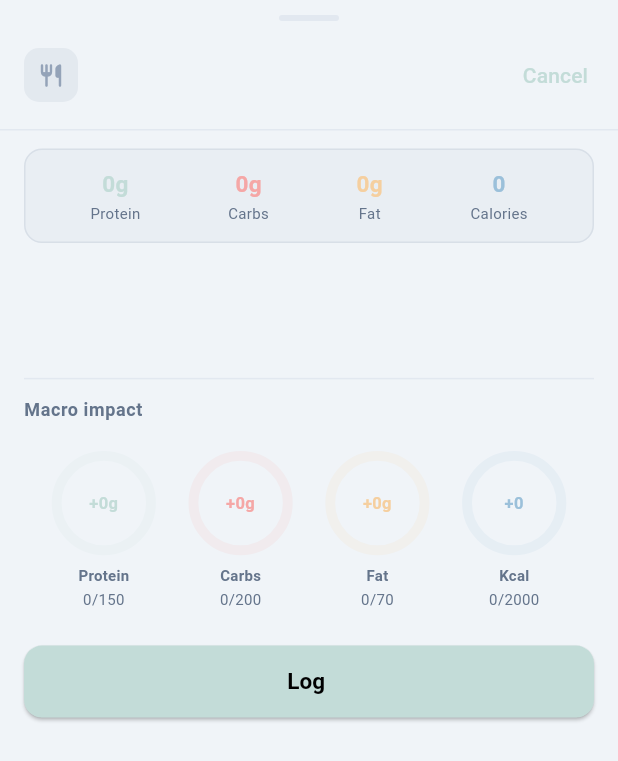
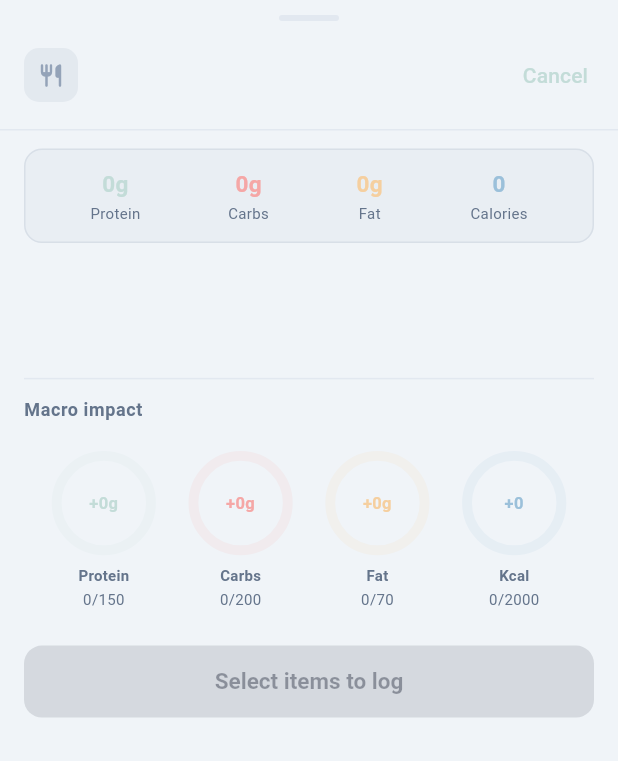
Before and after one commit to worldpeacemetta/WorldPeaceBuilder, a Flutter app: the _MealDetailSheet widget shown alone on an empty page, opened directly with empty values, on a phone screen of 412 x 824 dp. Shown: the top 761 px of the screen. Run offline on Flutter 3.47's test engine with Material 3 defaults, Android fonts, the phone set to English and light mode, and no system bars; our stand-ins replace fl_chart, flutter_riverpod, go_router, image_picker, lottie, shared_preferences and 1 more; missing offline and left inert: mobile_scanner; accounts and stored records are empty; project files that could hold a hidden picture were left out.

Commit message:
Add per-item selection toggle to meal detail sheet
Each food item row is now tappable to select/deselect it. Selection
state is tracked in _selectedIndices (all on by default). The macro
impact donuts and summary row react immediately to any toggle. The log
button shows "Log N items" for partial selection, the full meal name
when all are selected, and is disabled when none are selected. Only
the selected items are sent to the entries notifier on log.

https://claude.ai/code/session_019juUxgTKYMMXPAgdEqziUq

```diff
--- a/mobile/lib/widgets/smart_insight_sheet.dart
+++ b/mobile/lib/widgets/smart_insight_sheet.dart
@@ -884,14 +884,27 @@ class _MealDetailSheet extends ConsumerStatefulWidget {
 
 class _MealDetailSheetState extends ConsumerState<_MealDetailSheet> {
   bool _logging = false;
+  late Set<int> _selectedIndices;
+
+  @override
+  void initState() {
+    super.initState();
+    _selectedIndices = Set<int>.from(
+        Iterable.generate(widget.insight.items.length));
+  }
+
+  MacroValues get _selectedMacros => MacroValues.sum(
+      _selectedIndices.map((i) => widget.insight.items[i].macros));
 
   Future<void> _logAll() async {
     setState(() => _logging = true);
     final today    = todayISO();
     final notifier = ref.read(entriesProvider(today).notifier);
     bool allOk = true;
-    for (final item in widget.insight.items) {
-      final ok = await notifier.addEntry(
+    final indices  = _selectedIndices.toList()..sort();
+    for (final i in indices) {
+      final item = widget.insight.items[i];
+      final ok   = await notifier.addEntry(
         foodId: item.food.id,
         qty: item.qty,
         meal: widget.insight.meal,
@@ -913,7 +926,19 @@ class _MealDetailSheetState extends ConsumerState<_MealDetailSheet> {
   Widget build(BuildContext context) {
     final cs    = AppColorScheme.of(context);
     final color = _mealColor(widget.insight.meal);
-    final m     = widget.insight.totalMacros;
+    final n     = widget.insight.items.length;
+    final sel   = _selectedIndices.length;
+
+    final String buttonLabel;
+    if (_logging) {
+      buttonLabel = '';
+    } else if (sel == 0) {
+      buttonLabel = 'Select items to log';
+    } else if (sel == n) {
+      buttonLabel = 'Log ${mealLabels[widget.insight.meal] ?? widget.insight.meal}';
+    } else {
+      buttonLabel = 'Log $sel item${sel == 1 ? '' : 's'}';
+    }
 
     return DraggableScrollableSheet(
       expand: false,
@@ -967,20 +992,49 @@ class _MealDetailSheetState extends ConsumerState<_MealDetailSheet> {
             child: ListView.separated(
               controller: scrollCtrl,
               padding: const EdgeInsets.fromLTRB(16, 12, 16, 16),
-              itemCount: widget.insight.items.length + 1,
+              itemCount: n + 1,
               separatorBuilder: (_, i) =>
-                  i < widget.insight.items.length - 1
+                  i < n - 1
                       ? Divider(height: 24, color: cs.border)
                       : const SizedBox(height: 16),
               itemBuilder: (ctx, i) {
-                if (i == widget.insight.items.length) {
-                  return _MacroSummaryRow(macros: m, color: color);
+                if (i == n) {
+                  return _MacroSummaryRow(
+                      macros: _selectedMacros, color: color);
                 }
-                final item = widget.insight.items[i];
-                final im   = item.macros;
-                return Row(
-                  crossAxisAlignment: CrossAxisAlignment.start,
+                final item     = widget.insight.items[i];
+                final im       = item.macros;
+                final selected = _selectedIndices.contains(i);
+                return GestureDetector(
+                  behavior: HitTestBehavior.opaque,
+                  onTap: () => setState(() {
+                    if (selected) {
+                      _selectedIndices.remove(i);
+                    } else {
+                      _selectedIndices.add(i);
+                    }
+                  }),
+                  child: AnimatedOpacity(
+                    opacity: selected ? 1.0 : 0.38,
+                    duration: const Duration(milliseconds: 180),
+                    child: Row(
+                      crossAxisAlignment: CrossAxisAlignment.center,
                       children: [
+                        // Selection indicator
+                        Padding(
+                          padding: const EdgeInsets.only(right: 10),
+                          child: AnimatedSwitcher(
+                            duration: const Duration(milliseconds: 180),
+                            child: Icon(
+                              selected
+                                  ? Icons.check_circle_rounded
+                                  : Icons.radio_button_unchecked_rounded,
+                              key: ValueKey(selected),
+                              size: 20,
+                              color: selected ? color : cs.border,
+                            ),
+                          ),
+                        ),
                         Expanded(
                           child: Column(
                             crossAxisAlignment: CrossAxisAlignment.start,
@@ -999,10 +1053,11 @@ class _MealDetailSheetState extends ConsumerState<_MealDetailSheet> {
                                 _SmallPill('P ${im.protein.round()}g',
                                     AppColors.protein),
                                 const SizedBox(width: 6),
+                                _SmallPill('C ${im.carbs.round()}g',
+                                    AppColors.carbs),
+                                const SizedBox(width: 6),
                                 _SmallPill(
-                                'C ${im.carbs.round()}g', AppColors.carbs),
-                            const SizedBox(width: 6),
-                            _SmallPill('F ${im.fat.round()}g', AppColors.fat),
+                                    'F ${im.fat.round()}g', AppColors.fat),
                               ]),
                             ],
                           ),
@@ -1018,29 +1073,31 @@ class _MealDetailSheetState extends ConsumerState<_MealDetailSheet> {
                                   color: cs.textPrimary),
                             ),
                             Text('${im.kcal.round()} kcal',
-                            style: TextStyle(
-                                fontSize: 12, color: cs.kcalColor)),
+                                style:
+                                    TextStyle(fontSize: 12, color: cs.kcalColor)),
                           ],
                         ),
                       ],
+                    ),
+                  ),
                 );
               },
             ),
           ),
-          // Macro impact preview
-          _DonutImpactSection(suggestion: widget.insight.totalMacros),
+          // Macro impact — driven by selected items only
+          _DonutImpactSection(suggestion: _selectedMacros),
           // Log button
           Padding(
             padding: EdgeInsets.fromLTRB(
                 16, 8, 16, MediaQuery.of(context).padding.bottom + 16),
             child: ElevatedButton(
-              onPressed: _logging ? null : _logAll,
+              onPressed: (_logging || sel == 0) ? null : _logAll,
               child: _logging
                   ? const SizedBox(
                       height: 20,
                       width: 20,
                       child: CircularProgressIndicator(strokeWidth: 2))
-                  : Text('Log ${mealLabels[widget.insight.meal] ?? widget.insight.meal}'),
+                  : Text(buttonLabel),
             ),
           ),
         ],
```
Lines whose indentation alone changed are shown as unchanged.
